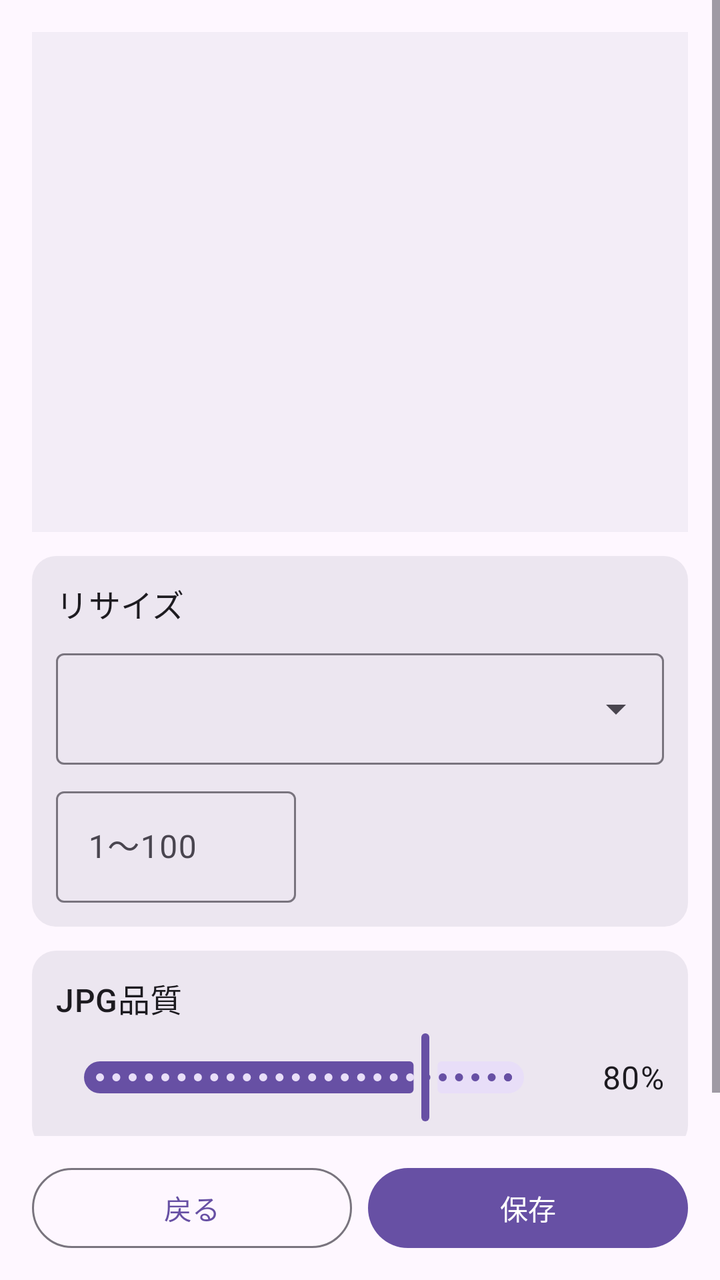
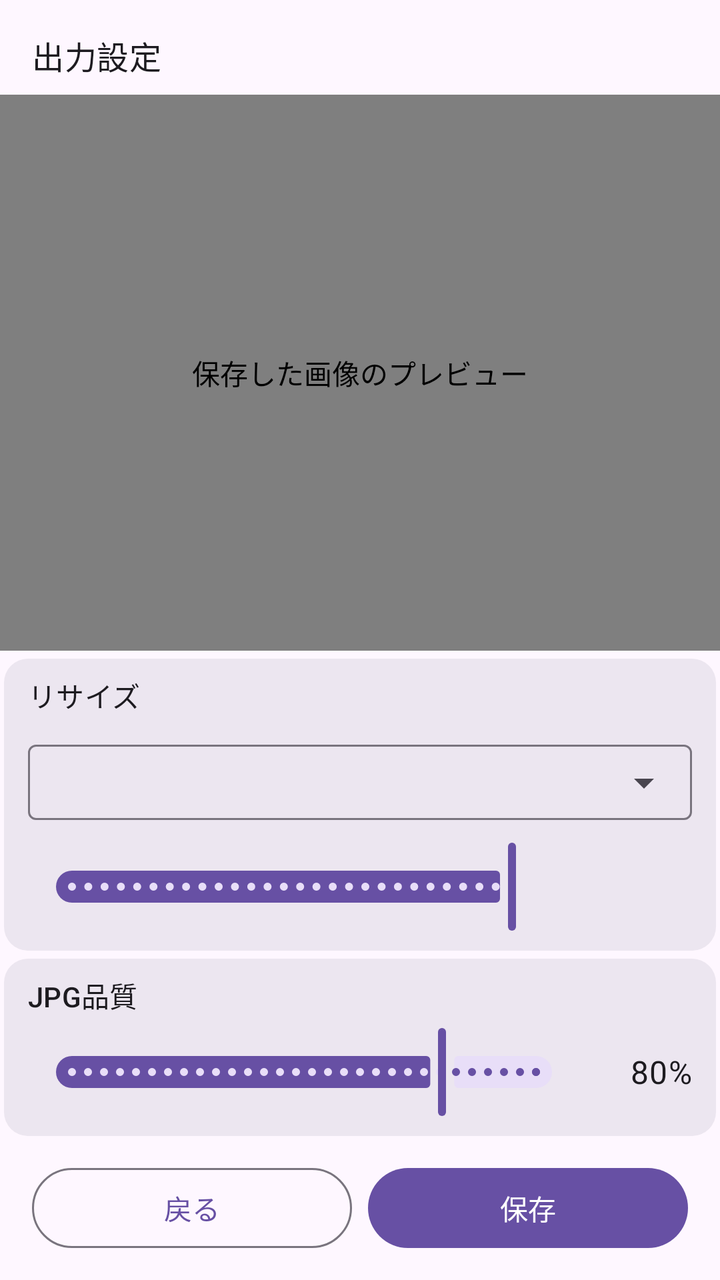

Compare the two renders of this Android layout. The source of the first and the diff that turns it into the second are given below.
<!-- AndroidManifest.xml: application theme Theme.ScreenshotShrinker -->
<!-- res/layout/activity_settings.xml -->
<?xml version="1.0" encoding="utf-8"?>
<LinearLayout xmlns:android="http://schemas.android.com/apk/res/android"
    xmlns:tools="http://schemas.android.com/tools"
    android:id="@+id/settingsRoot"
    android:layout_width="match_parent"
    android:layout_height="match_parent"
    android:orientation="vertical"
    tools:context=".SettingsActivity">

    <ScrollView
        android:layout_width="match_parent"
        android:layout_height="0dp"
        android:layout_weight="1">

        <LinearLayout
            android:layout_width="match_parent"
            android:layout_height="wrap_content"
            android:orientation="vertical"
            android:padding="16dp">

            <ImageView
                android:id="@+id/previewImage"
                android:layout_width="match_parent"
                android:layout_height="250dp"
                android:adjustViewBounds="true"
                android:background="?attr/colorSurfaceContainer"
                android:contentDescription="@string/result_image_description"
                android:scaleType="fitCenter" />

            <LinearLayout
                android:id="@+id/concatRow"
                android:layout_width="match_parent"
                android:layout_height="wrap_content"
                android:layout_marginTop="12dp"
                android:background="@drawable/bg_image_row"
                android:gravity="center_vertical"
                android:orientation="horizontal"
                android:paddingHorizontal="12dp"
                android:paddingVertical="8dp"
                android:visibility="gone">

                <TextView
                    android:layout_width="wrap_content"
                    android:layout_height="wrap_content"
                    android:text="@string/label_concat_direction"
                    android:textAppearance="?attr/textAppearanceTitleMedium" />

                <RadioGroup
                    android:id="@+id/directionRadioGroup"
                    android:layout_width="wrap_content"
                    android:layout_height="wrap_content"
                    android:layout_marginStart="16dp"
                    android:orientation="horizontal">

                    <RadioButton
                        android:id="@+id/directionVertical"
                        android:layout_width="wrap_content"
                        android:layout_height="wrap_content"
                        android:checked="true"
                        android:text="@string/direction_vertical" />

                    <RadioButton
                        android:id="@+id/directionHorizontal"
                        android:layout_width="wrap_content"
                        android:layout_height="wrap_content"
                        android:layout_marginStart="8dp"
                        android:text="@string/direction_horizontal" />
                </RadioGroup>
            </LinearLayout>

            <LinearLayout
                android:layout_width="match_parent"
                android:layout_height="wrap_content"
                android:layout_marginTop="12dp"
                android:background="@drawable/bg_image_row"
                android:orientation="vertical"
                android:paddingHorizontal="12dp"
                android:paddingVertical="12dp">

                <TextView
                    android:layout_width="wrap_content"
                    android:layout_height="wrap_content"
                    android:text="@string/label_resize"
                    android:textAppearance="?attr/textAppearanceTitleMedium" />

                <com.google.android.material.textfield.TextInputLayout
                    android:id="@+id/resizeDropdownLayout"
                    style="@style/Widget.Material3.TextInputLayout.OutlinedBox.ExposedDropdownMenu"
                    android:layout_width="match_parent"
                    android:layout_height="wrap_content"
                    android:layout_marginTop="8dp">

                    <AutoCompleteTextView
                        android:id="@+id/resizeDropdown"
                        android:layout_width="match_parent"
                        android:layout_height="wrap_content"
                        android:inputType="none" />
                </com.google.android.material.textfield.TextInputLayout>

                <LinearLayout
                    android:id="@+id/customRow"
                    android:layout_width="match_parent"
                    android:layout_height="wrap_content"
                    android:layout_marginTop="8dp"
                    android:gravity="center_vertical"
                    android:orientation="horizontal">

                    <com.google.android.material.textfield.TextInputLayout
                        android:id="@+id/customInputLayout"
                        android:layout_width="120dp"
                        android:layout_height="wrap_content"
                        android:hint="@string/hint_custom_percent">

                        <com.google.android.material.textfield.TextInputEditText
                            android:id="@+id/customInput"
                            android:layout_width="match_parent"
                            android:layout_height="wrap_content"
                            android:inputType="number" />
                    </com.google.android.material.textfield.TextInputLayout>

                    <TextView
                        android:id="@+id/customResolutionText"
                        android:layout_width="0dp"
                        android:layout_height="wrap_content"
                        android:layout_marginStart="12dp"
                        android:layout_weight="1"
                        android:textAppearance="?attr/textAppearanceBodyMedium" />
                </LinearLayout>
            </LinearLayout>

            <LinearLayout
                android:layout_width="match_parent"
                android:layout_height="wrap_content"
                android:layout_marginTop="12dp"
                android:background="@drawable/bg_image_row"
                android:orientation="vertical"
                android:paddingHorizontal="12dp"
                android:paddingVertical="12dp">

                <TextView
                    android:id="@+id/qualityLabelText"
                    android:layout_width="match_parent"
                    android:layout_height="wrap_content"
                    android:text="@string/label_quality"
                    android:textAppearance="?attr/textAppearanceTitleMedium" />

                <LinearLayout
                    android:layout_width="match_parent"
                    android:layout_height="wrap_content"
                    android:layout_marginTop="4dp"
                    android:gravity="center_vertical"
                    android:orientation="horizontal">

                    <com.google.android.material.slider.Slider
                        android:id="@+id/qualitySlider"
                        android:layout_width="0dp"
                        android:layout_height="wrap_content"
                        android:layout_weight="1"
                        android:stepSize="1"
                        android:value="80"
                        android:valueFrom="1"
                        android:valueTo="100" />

                    <TextView
                        android:id="@+id/qualityValueText"
                        android:layout_width="56dp"
                        android:layout_height="wrap_content"
                        android:gravity="end"
                        android:text="80%"
                        android:textAppearance="?attr/textAppearanceBodyLarge" />
                </LinearLayout>
            </LinearLayout>
        </LinearLayout>
    </ScrollView>

    <LinearLayout
        android:layout_width="match_parent"
        android:layout_height="wrap_content"
        android:orientation="horizontal"
        android:paddingHorizontal="16dp"
        android:paddingVertical="12dp">

        <com.google.android.material.button.MaterialButton
            android:id="@+id/buttonBackToMain"
            style="?attr/materialButtonOutlinedStyle"
            android:layout_width="0dp"
            android:layout_height="wrap_content"
            android:layout_marginEnd="4dp"
            android:layout_weight="1"
            android:text="@string/action_back_screen" />

        <com.google.android.material.button.MaterialButton
            android:id="@+id/buttonSave"
            android:layout_width="0dp"
            android:layout_height="wrap_content"
            android:layout_marginStart="4dp"
            android:layout_weight="1"
            android:text="@string/action_save" />
    </LinearLayout>

</LinearLayout>
<!-- resources referenced by this layout -->
<resources>
  <!-- drawable bg_image_row (drawable) -->
  <?xml version="1.0" encoding="utf-8"?>
  <shape xmlns:android="http://schemas.android.com/apk/res/android"
      android:shape="rectangle">
      <solid android:color="?attr/colorSurfaceContainerHigh" />
      <corners android:radius="12dp" />
  </shape>
  <string name="action_back_screen">戻る</string>
  <string name="action_save">保存</string>
  <string name="direction_horizontal">横</string>
  <string name="direction_vertical">縦</string>
  <string name="hint_custom_percent">1〜100</string>
  <string name="label_concat_direction">連結方向</string>
  <string name="label_quality">JPG品質</string>
  <string name="label_resize">リサイズ</string>
  <string name="result_image_description">保存した画像のプレビュー</string>
  <style name="Theme.ScreenshotShrinker" parent="Base.Theme.ScreenshotShrinker" />
  <style name="Base.Theme.ScreenshotShrinker" parent="Theme.Material3.DayNight.NoActionBar">
          
          
      </style>
</resources>

<!-- the commit's change to res/layout/activity_settings.xml (unified diff, before → after) -->
@@ -7,171 +7,169 @@
     android:orientation="vertical"
     tools:context=".SettingsActivity">
 
-    <ScrollView
+    <TextView
+        android:layout_width="match_parent"
+        android:layout_height="wrap_content"
+        android:paddingHorizontal="16dp"
+        android:paddingTop="16dp"
+        android:paddingBottom="8dp"
+        android:text="@string/title_settings"
+        android:textAppearance="?attr/textAppearanceTitleMedium" />
+
+    <com.codria.screenshotshrinker.widget.PreviewView
+        android:id="@+id/previewImage"
         android:layout_width="match_parent"
         android:layout_height="0dp"
-        android:layout_weight="1">
+        android:layout_weight="1"
+        android:background="?attr/colorSurfaceContainer"
+        android:contentDescription="@string/result_image_description" />
+
+    <LinearLayout
+        android:id="@+id/concatRow"
+        android:layout_width="match_parent"
+        android:layout_height="wrap_content"
+        android:layout_marginHorizontal="2dp"
+        android:layout_marginTop="4dp"
+        android:background="@drawable/bg_image_row"
+        android:gravity="center_vertical"
+        android:orientation="horizontal"
+        android:paddingHorizontal="12dp"
+        android:paddingVertical="8dp"
+        android:visibility="gone">
+
+        <TextView
+            android:layout_width="wrap_content"
+            android:layout_height="wrap_content"
+            android:text="@string/label_concat_direction"
+            android:textAppearance="?attr/textAppearanceLabelLarge" />
+
+        <RadioGroup
+            android:id="@+id/directionRadioGroup"
+            android:layout_width="wrap_content"
+            android:layout_height="wrap_content"
+            android:layout_marginStart="16dp"
+            android:orientation="horizontal">
+
+            <RadioButton
+                android:id="@+id/directionVertical"
+                android:layout_width="wrap_content"
+                android:layout_height="wrap_content"
+                android:checked="true"
+                android:text="@string/direction_vertical" />
+
+            <RadioButton
+                android:id="@+id/directionHorizontal"
+                android:layout_width="wrap_content"
+                android:layout_height="wrap_content"
+                android:layout_marginStart="8dp"
+                android:text="@string/direction_horizontal" />
+        </RadioGroup>
+    </LinearLayout>
+
+    <LinearLayout
+        android:layout_width="match_parent"
+        android:layout_height="wrap_content"
+        android:layout_marginHorizontal="2dp"
+        android:layout_marginTop="4dp"
+        android:background="@drawable/bg_image_row"
+        android:orientation="vertical"
+        android:paddingHorizontal="12dp"
+        android:paddingVertical="8dp">
+
+        <TextView
+            android:id="@+id/resizeLabelText"
+            android:layout_width="match_parent"
+            android:layout_height="wrap_content"
+            android:text="@string/label_resize"
+            android:textAppearance="?attr/textAppearanceLabelLarge" />
+
+        <com.google.android.material.textfield.TextInputLayout
+            android:id="@+id/resizeDropdownLayout"
+            style="@style/Widget.Material3.TextInputLayout.OutlinedBox.ExposedDropdownMenu"
+            android:layout_width="match_parent"
+            android:layout_height="wrap_content"
+            android:layout_marginTop="4dp">
+
+            <AutoCompleteTextView
+                android:id="@+id/resizeDropdown"
+                android:layout_width="match_parent"
+                android:layout_height="wrap_content"
+                android:inputType="none"
+                android:paddingTop="8dp"
+                android:paddingBottom="8dp" />
+        </com.google.android.material.textfield.TextInputLayout>
+
+        <LinearLayout
+            android:id="@+id/customRow"
+            android:layout_width="match_parent"
+            android:layout_height="wrap_content"
+            android:layout_marginTop="4dp"
+            android:gravity="center_vertical"
+            android:orientation="horizontal">
+
+            <com.google.android.material.slider.Slider
+                android:id="@+id/customSlider"
+                android:layout_width="0dp"
+                android:layout_height="wrap_content"
+                android:layout_weight="1"
+                android:stepSize="1"
+                android:value="100"
+                android:valueFrom="1"
+                android:valueTo="100" />
+
+            <TextView
+                android:id="@+id/customResolutionText"
+                android:layout_width="56dp"
+                android:layout_height="wrap_content"
+                android:layout_marginStart="12dp"
+                android:gravity="end"
+                android:textAppearance="?attr/textAppearanceBodyLarge" />
+        </LinearLayout>
+    </LinearLayout>
+
+    <LinearLayout
+        android:layout_width="match_parent"
+        android:layout_height="wrap_content"
+        android:layout_marginHorizontal="2dp"
+        android:layout_marginTop="4dp"
+        android:background="@drawable/bg_image_row"
+        android:orientation="vertical"
+        android:paddingHorizontal="12dp"
+        android:paddingVertical="8dp">
+
+        <TextView
+            android:id="@+id/qualityLabelText"
+            android:layout_width="match_parent"
+            android:layout_height="wrap_content"
+            android:text="@string/label_quality"
+            android:textAppearance="?attr/textAppearanceLabelLarge" />
 
         <LinearLayout
             android:layout_width="match_parent"
             android:layout_height="wrap_content"
-            android:orientation="vertical"
-            android:padding="16dp">
+            android:layout_marginTop="4dp"
+            android:gravity="center_vertical"
+            android:orientation="horizontal">
 
-            <ImageView
-                android:id="@+id/previewImage"
-                android:layout_width="match_parent"
-                android:layout_height="250dp"
-                android:adjustViewBounds="true"
-                android:background="?attr/colorSurfaceContainer"
-                android:contentDescription="@string/result_image_description"
-                android:scaleType="fitCenter" />
+            <com.google.android.material.slider.Slider
+                android:id="@+id/qualitySlider"
+                android:layout_width="0dp"
+                android:layout_height="wrap_content"
+                android:layout_weight="1"
+                android:stepSize="1"
+                android:value="80"
+                android:valueFrom="1"
+                android:valueTo="100" />
 
-            <LinearLayout
-                android:id="@+id/concatRow"
-                android:layout_width="match_parent"
+            <TextView
+                android:id="@+id/qualityValueText"
+                android:layout_width="56dp"
                 android:layout_height="wrap_content"
-                android:layout_marginTop="12dp"
-                android:background="@drawable/bg_image_row"
-                android:gravity="center_vertical"
-                android:orientation="horizontal"
-                android:paddingHorizontal="12dp"
-                android:paddingVertical="8dp"
-                android:visibility="gone">
-
-                <TextView
-                    android:layout_width="wrap_content"
-                    android:layout_height="wrap_content"
-                    android:text="@string/label_concat_direction"
-                    android:textAppearance="?attr/textAppearanceTitleMedium" />
-
-                <RadioGroup
-                    android:id="@+id/directionRadioGroup"
-                    android:layout_width="wrap_content"
-                    android:layout_height="wrap_content"
-                    android:layout_marginStart="16dp"
-                    android:orientation="horizontal">
-
-                    <RadioButton
-                        android:id="@+id/directionVertical"
-                        android:layout_width="wrap_content"
-                        android:layout_height="wrap_content"
-                        android:checked="true"
-                        android:text="@string/direction_vertical" />
-
-                    <RadioButton
-                        android:id="@+id/directionHorizontal"
-                        android:layout_width="wrap_content"
-                        android:layout_height="wrap_content"
-                        android:layout_marginStart="8dp"
-                        android:text="@string/direction_horizontal" />
-                </RadioGroup>
-            </LinearLayout>
-
-            <LinearLayout
-                android:layout_width="match_parent"
-                android:layout_height="wrap_content"
-                android:layout_marginTop="12dp"
-                android:background="@drawable/bg_image_row"
-                android:orientation="vertical"
-                android:paddingHorizontal="12dp"
-                android:paddingVertical="12dp">
-
-                <TextView
-                    android:layout_width="wrap_content"
-                    android:layout_height="wrap_content"
-                    android:text="@string/label_resize"
-                    android:textAppearance="?attr/textAppearanceTitleMedium" />
-
-                <com.google.android.material.textfield.TextInputLayout
-                    android:id="@+id/resizeDropdownLayout"
-                    style="@style/Widget.Material3.TextInputLayout.OutlinedBox.ExposedDropdownMenu"
-                    android:layout_width="match_parent"
-                    android:layout_height="wrap_content"
-                    android:layout_marginTop="8dp">
-
-                    <AutoCompleteTextView
-                        android:id="@+id/resizeDropdown"
-                        android:layout_width="match_parent"
-                        android:layout_height="wrap_content"
-                        android:inputType="none" />
-                </com.google.android.material.textfield.TextInputLayout>
-
-                <LinearLayout
-                    android:id="@+id/customRow"
-                    android:layout_width="match_parent"
-                    android:layout_height="wrap_content"
-                    android:layout_marginTop="8dp"
-                    android:gravity="center_vertical"
-                    android:orientation="horizontal">
-
-                    <com.google.android.material.textfield.TextInputLayout
-                        android:id="@+id/customInputLayout"
-                        android:layout_width="120dp"
-                        android:layout_height="wrap_content"
-                        android:hint="@string/hint_custom_percent">
-
-                        <com.google.android.material.textfield.TextInputEditText
-                            android:id="@+id/customInput"
-                            android:layout_width="match_parent"
-                            android:layout_height="wrap_content"
-                            android:inputType="number" />
-                    </com.google.android.material.textfield.TextInputLayout>
-
-                    <TextView
-                        android:id="@+id/customResolutionText"
-                        android:layout_width="0dp"
-                        android:layout_height="wrap_content"
-                        android:layout_marginStart="12dp"
-                        android:layout_weight="1"
-                        android:textAppearance="?attr/textAppearanceBodyMedium" />
-                </LinearLayout>
-            </LinearLayout>
-
-            <LinearLayout
-                android:layout_width="match_parent"
-                android:layout_height="wrap_content"
-                android:layout_marginTop="12dp"
-                android:background="@drawable/bg_image_row"
-                android:orientation="vertical"
-                android:paddingHorizontal="12dp"
-                android:paddingVertical="12dp">
-
-                <TextView
-                    android:id="@+id/qualityLabelText"
-                    android:layout_width="match_parent"
-                    android:layout_height="wrap_content"
-                    android:text="@string/label_quality"
-                    android:textAppearance="?attr/textAppearanceTitleMedium" />
-
-                <LinearLayout
-                    android:layout_width="match_parent"
-                    android:layout_height="wrap_content"
-                    android:layout_marginTop="4dp"
-                    android:gravity="center_vertical"
-                    android:orientation="horizontal">
-
-                    <com.google.android.material.slider.Slider
-                        android:id="@+id/qualitySlider"
-                        android:layout_width="0dp"
-                        android:layout_height="wrap_content"
-                        android:layout_weight="1"
-                        android:stepSize="1"
-                        android:value="80"
-                        android:valueFrom="1"
-                        android:valueTo="100" />
-
-                    <TextView
-                        android:id="@+id/qualityValueText"
-                        android:layout_width="56dp"
-                        android:layout_height="wrap_content"
-                        android:gravity="end"
-                        android:text="80%"
-                        android:textAppearance="?attr/textAppearanceBodyLarge" />
-                </LinearLayout>
-            </LinearLayout>
+                android:gravity="end"
+                android:text="80%"
+                android:textAppearance="?attr/textAppearanceBodyLarge" />
         </LinearLayout>
-    </ScrollView>
+    </LinearLayout>
 
     <LinearLayout
         android:layout_width="match_parent"
<!-- resource entries referenced after the edit -->
@@ -11,11 +11,11 @@
   <string name="action_save">保存</string>
   <string name="direction_horizontal">横</string>
   <string name="direction_vertical">縦</string>
-  <string name="hint_custom_percent">1〜100</string>
   <string name="label_concat_direction">連結方向</string>
   <string name="label_quality">JPG品質</string>
   <string name="label_resize">リサイズ</string>
   <string name="result_image_description">保存した画像のプレビュー</string>
+  <string name="title_settings">出力設定</string>
   <style name="Theme.ScreenshotShrinker" parent="Base.Theme.ScreenshotShrinker" />
   <style name="Base.Theme.ScreenshotShrinker" parent="Theme.Material3.DayNight.NoActionBar">
           
